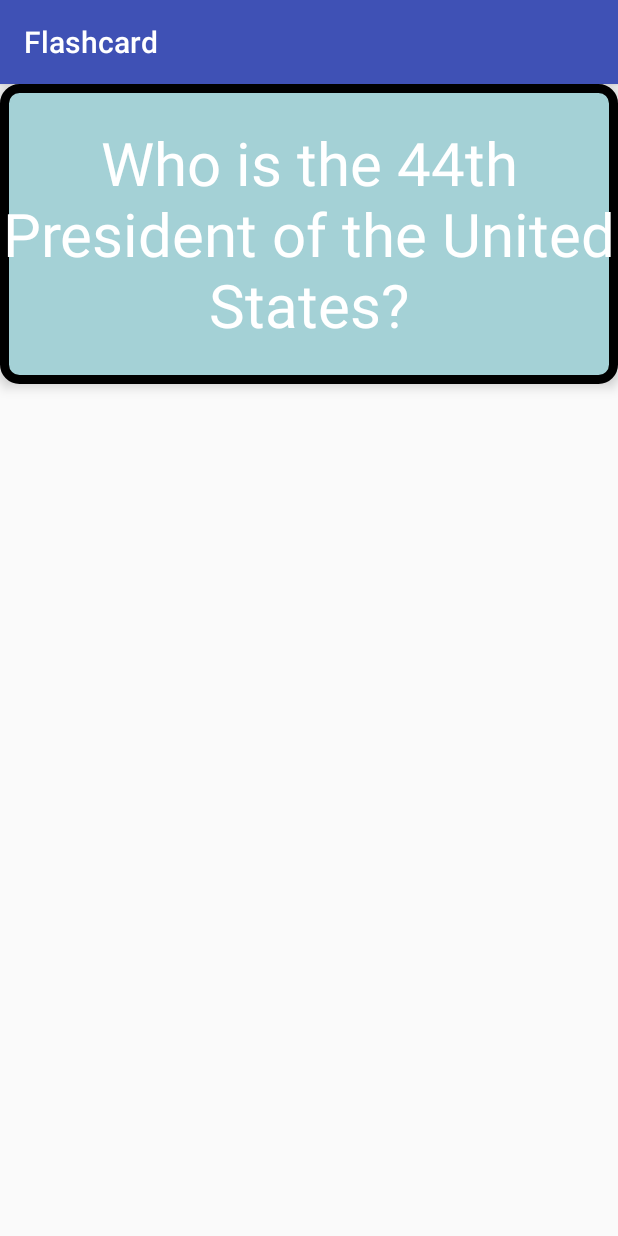
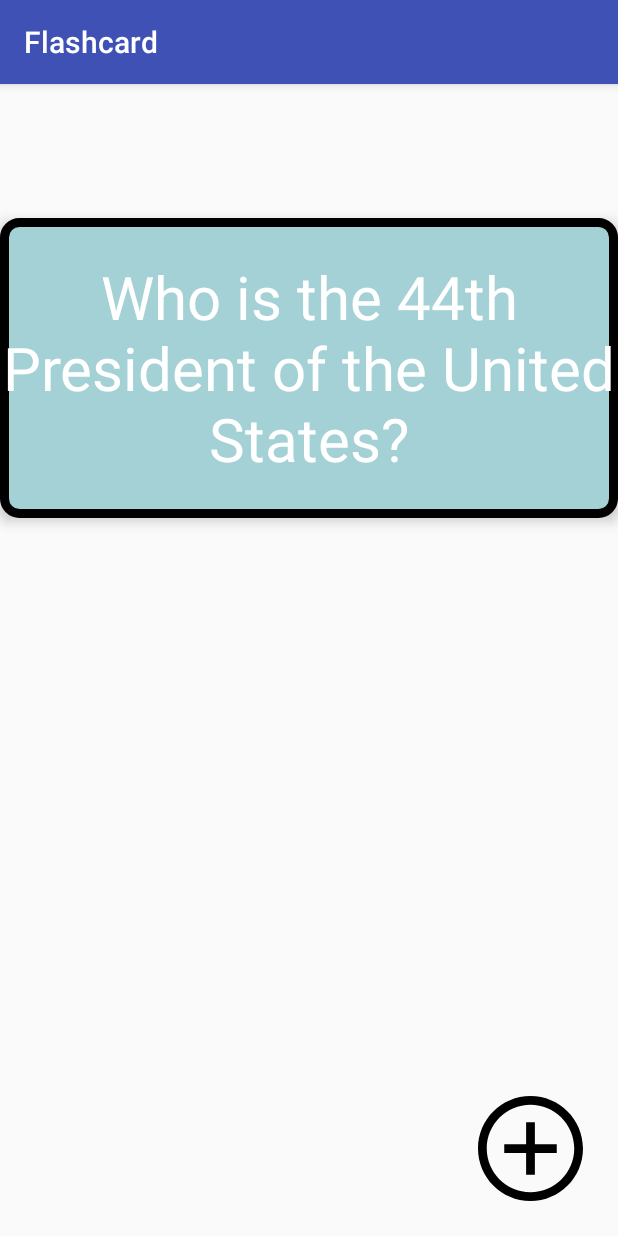
Before and after one commit to yhctung/FlashcardApp, an Android app: the screen it shows after launch (MainActivity), on a phone screen of 412 x 824 dp. Run offline under Robolectric (Android 15) with nearby library versions, the phone set to English and light mode, and no system bars.

Commit message:
Week 2 update: User can add their own card

```diff
--- a/app/src/main/AndroidManifest.xml
+++ b/app/src/main/AndroidManifest.xml
@@ -16,6 +16,7 @@
                 <category android:name="android.intent.category.LAUNCHER" />
             </intent-filter>
         </activity>
+        <activity android:name=".AddCardActivity"></activity>
     </application>
 
 </manifest>
--- a/app/src/main/java/com/example/ck/flashcard/MainActivity.java
+++ b/app/src/main/java/com/example/ck/flashcard/MainActivity.java
@@ -1,8 +1,10 @@
 package com.example.ck.flashcard;
 
+import android.content.Intent;
 import android.os.Bundle;
 import android.support.v7.app.AppCompatActivity;
 import android.view.View;
+import android.widget.TextView;
 
 public class MainActivity extends AppCompatActivity {
 
@@ -26,6 +28,44 @@ public class MainActivity extends AppCompatActivity {
                 findViewById(R.id.flashcard_answer).setVisibility(View.INVISIBLE);
             }
         });
+
+        // when plus clicked, start AddCardActivity
+        findViewById(R.id.Plus).setOnClickListener(new View.OnClickListener() {
+
+            public void onClick(View view) {
+                Intent i = new Intent(MainActivity.this, AddCardActivity.class);
+                i.putExtra("mode", 2); // pass arbitrary data to launched activity
+                startActivityForResult(i, 100);
+            }
+        });
+    }
+
+    /* First shot
+    @Override
+    protected void onActivityResult(int requestCode, int resultCode, Intent data) {
+        if (requestCode == 100) {
+            String question = data.getExtras().getString("question");
+            String answer = data.getExtras().getString("answer");
+
+            ((TextView) findViewById(R.id.flashcard_answer)).setText(question);
+            ((TextView) findViewById(R.id.flashcard_question)).setText(answer);
+        }
+
+    }
+    */
+
+    @Override
+    protected void onActivityResult(int requestCode, int resultCode, Intent data) {
+        if (resultCode == RESULT_OK && requestCode == 100) {
+
+            // Extract name value from result extras
+            String question = data.getExtras().getString("Question");
+            String answer = data.getExtras().getString("Answer");
+            int code = data.getExtras().getInt("code", 0);
+
+            ((TextView) findViewById(R.id.flashcard_answer)).setText(answer);
+            ((TextView) findViewById(R.id.flashcard_question)).setText(question);
+        }
     }
 
 
--- /dev/null
+++ b/app/src/main/res/drawable/plus.xml
@@ -0,0 +1,9 @@
+<vector xmlns:android="http://schemas.android.com/apk/res/android"
+    android:width="24dp"
+    android:height="24dp"
+    android:viewportWidth="24"
+    android:viewportHeight="24">
+  <path
+      android:fillColor="#FF000000"
+      android:pathData="M12,2c5.514,0 10,4.486 10,10s-4.486,10 -10,10 -10,-4.486 -10,-10 4.486,-10 10,-10zM12,0c-6.627,0 -12,5.373 -12,12s5.373,12 12,12 12,-5.373 12,-12 -5.373,-12 -12,-12zM18,13h-5v5h-2v-5h-5v-2h5v-5h2v5h5v2z"/>
+</vector>
--- a/app/src/main/res/layout/activity_main.xml
+++ b/app/src/main/res/layout/activity_main.xml
@@ -10,23 +10,37 @@
         android:id="@+id/flashcard_question"
         android:layout_width="match_parent"
         android:layout_height="200dp"
+        android:layout_alignParentStart="true"
+        android:layout_alignTop="@+id/flashcard_answer"
+        android:background="@drawable/card_background"
+        android:elevation="5dp"
         android:gravity="center"
-        android:text="Who is the 44th President of the United States?"
-        android:background = "@drawable/card_background"
-        android:textColor = "#ffffff"
-        android:elevation="5dp"
-        android:textSize="40dp"
-        />
+        android:text="@string/start_question"
+        android:textColor="#ffffff"
+        android:textSize="40sp" />
 
     <TextView
         android:id="@+id/flashcard_answer"
         android:layout_width="match_parent"
         android:layout_height="200dp"
+        android:layout_alignParentStart="true"
+        android:layout_alignParentTop="true"
+        android:layout_marginStart="0dp"
+        android:layout_marginTop="89dp"
+        android:background="@drawable/card_background_answer"
         android:gravity="center"
-        android:text="Barack Obama"
-        android:background = "@drawable/card_background_answer"
-        android:textColor = "#000000"
+        android:text="@string/start_answer"
+        android:textColor="#000000"
         android:textSize="40sp"
-        android:visibility= "invisible"/>
+        android:visibility="invisible" />
 
+    <ImageView
+        android:id="@+id/Plus"
+        android:layout_width="70dp"
+        android:layout_height="70dp"
+        android:layout_alignParentBottom="true"
+        android:layout_alignParentEnd="true"
+        android:layout_marginBottom="23dp"
+        android:layout_marginEnd="23dp"
+        app:srcCompat="@drawable/plus" />
 </RelativeLayout>
--- a/app/src/main/res/values/strings.xml
+++ b/app/src/main/res/values/strings.xml
@@ -1,3 +1,7 @@
 <resources>
     <string name="app_name">Flashcard</string>
+    <string name="start_question">Who is the 44th President of the United States?</string>
+    <string name="start_answer">Barack Obama</string>
+    <string name="question_hint">your question?</string>
+    <string name="answer_hint">your answer!</string>
 </resources>
```
Also changed, not shown: app/src/main/java/com/example/ck/flashcard/AddCardActivity.java (added, +71 -0 lines), app/src/main/res/drawable/cancel.xml (added, +9 -0 lines), app/src/main/res/drawable/ic_iconmonstr_check_mark_5.xml (added, +9 -0 lines), app/src/main/res/layout/activity_add_card.xml (added, +48 -0 lines).
